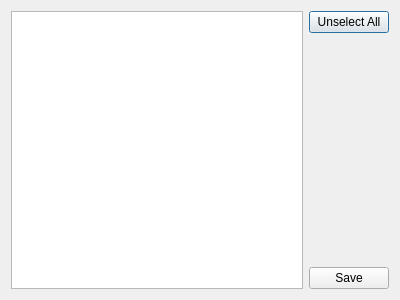
Above: ankimorphs/ui/tag_selection.ui from mortii/anki-morphs before the change. Below: the same form after it.
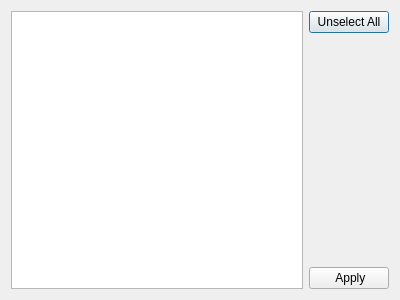
That is the form after the change.

What changed in the file:
```diff
--- a/ankimorphs/ui/tag_selection.ui
+++ b/ankimorphs/ui/tag_selection.ui
@@ -47,7 +47,7 @@
        <item>
         <widget class="QPushButton" name="saveButton">
          <property name="text">
-          <string>Save</string>
+          <string> Apply</string>
          </property>
         </widget>
        </item>
```
Left out of the diff: 2 changed lines with no effect on the pictures.
